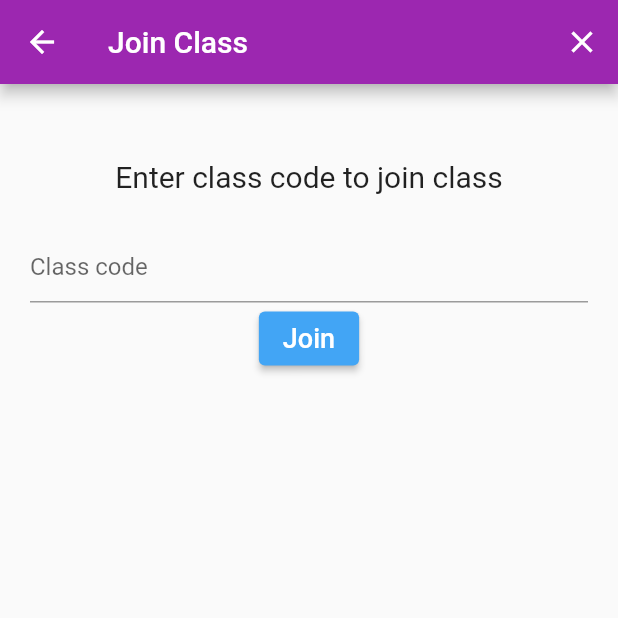
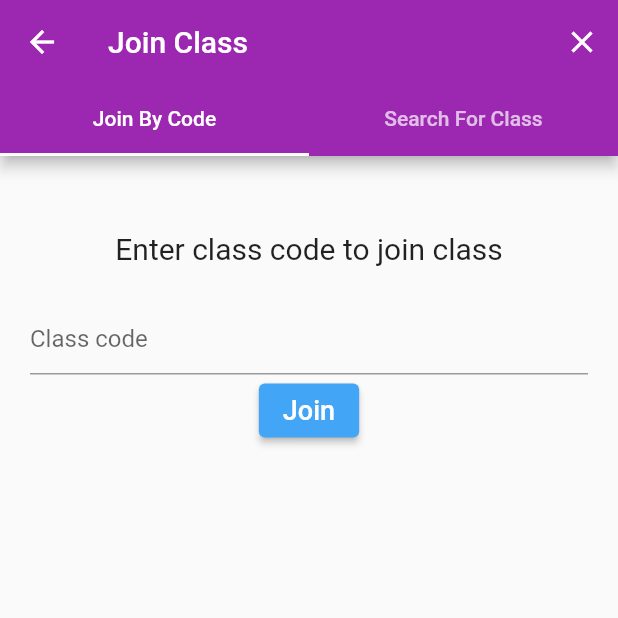
Before and after one commit to tcr123/flutter_learning_app, a Flutter app: the JoinClass screen opened directly, on a phone screen of 412 x 824 dp, the top half of it. Run offline on Flutter 3.47's test engine with Material 2 defaults, Android fonts, the phone set to English and light mode, and no system bars; our stand-ins replace avatar_glow, cloud_firestore, firebase_auth, firebase_core, flutter_spinkit, speech_to_text; accounts and stored records are empty.

Commit message:
eleventh commit

```diff
--- a/lib/database/class_data.dart
+++ b/lib/database/class_data.dart
@@ -7,8 +7,8 @@ class ClassDataBaseService {
   final CollectionReference classCollection =
       FirebaseFirestore.instance.collection("classes");
 
-  Future<void> updateClassData(
-      String class_name, String class_code, String subject, String lecture_name, String user_id) async {
+  Future<void> updateClassData(String class_name, String class_code,
+      String subject, String lecture_name, String user_id) async {
     return await classCollection.doc().set({
       'class name': class_name,
       'class code': class_code,
@@ -21,12 +21,40 @@ class ClassDataBaseService {
   List<ClassModel> _classListFromSnapshot(QuerySnapshot snapshot) {
     return snapshot.docs.map((doc) {
       return ClassModel(
-          class_name: (doc.data() as dynamic)['class name'] ?? '',
-          class_code: (doc.data() as dynamic)['class code'] ?? '',
-          subject: (doc.data() as dynamic)['subject'] ?? '',
-          lecture_name: (doc.data() as dynamic)['lecture name'] ?? '',
-          user_id: (doc.data() as dynamic)['user id'] ?? '');
+        class_name: (doc.data() as dynamic)['class name'] ?? '',
+        class_code: (doc.data() as dynamic)['class code'] ?? '',
+        subject: (doc.data() as dynamic)['subject'] ?? '',
+        lecture_name: (doc.data() as dynamic)['lecture name'] ?? '',
+        uid: (doc.data() as dynamic)['user id'] ?? '',
+      );
     }).toList();
+  }
+
+  // return id of class for update data
+  String returnIdOfClass(QuerySnapshot snapshot, String class_code) {
+    return snapshot.docs
+        .where((element) =>
+            (element.data() as dynamic)['class code'] == class_code)
+        .first.id;
+  }
+
+  // return class model by code
+  ClassModel returnClassModel(QuerySnapshot snapshot, String class_code) {
+    QueryDocumentSnapshot item = snapshot.docs
+        .where((element) =>
+            (element.data() as dynamic)['class code'] == class_code)
+        .first;
+    return ClassModel(
+        class_name: (item.data() as dynamic)['class name'] ?? '',
+        class_code: (item.data() as dynamic)['class code'] ?? '',
+        subject: (item.data() as dynamic)['subject'] ?? '',
+        lecture_name: (item.data() as dynamic)['lecture name'] ?? '',
+        uid: (item.data() as dynamic)['user id'] ?? '',
+      );
+  }
+
+  Stream<QuerySnapshot> get data {
+    return classCollection.snapshots();
   }
 
   Stream<List<ClassModel>> get classes {
--- a/lib/models/class_model.dart
+++ b/lib/models/class_model.dart
@@ -3,13 +3,13 @@ class ClassModel {
   final String class_code;
   final String subject;
   final String lecture_name;
-  final String user_id;
+  final String uid;
 
   ClassModel({
     required this.class_name,
     required this.class_code,
     required this.subject,
     required this.lecture_name,
-    required this.user_id,
+    required this.uid,
   });
 }
--- a/lib/pages/home/home_page.dart
+++ b/lib/pages/home/home_page.dart
@@ -118,7 +118,7 @@ class _HomePageState extends State<HomePage>
           children: [
             EnrolledList(),
             ClassList(),
-            Text("hi3"),
+            Text("hi"),
           ],
         ),
         floatingActionButtonLocation: FloatingActionButtonLocation.centerFloat,
--- a/lib/pages/home/list/enrolled_tile.dart
+++ b/lib/pages/home/list/enrolled_tile.dart
@@ -16,7 +16,7 @@ class EnrolledTile extends StatelessWidget {
             ListTile(
               leading: CircleAvatar(
                 radius: 25,
-                backgroundColor: Colors.red[500],
+                backgroundColor: Colors.black,
               ),
               title: Text(enrolled.class_name),
               subtitle: Text("Subject: ${enrolled.subject}"),
--- a/lib/pages/join_class/join_class.dart
+++ b/lib/pages/join_class/join_class.dart
@@ -3,6 +3,7 @@ import 'package:demo/models/Id.dart';
 import 'package:flutter/material.dart';
 import 'package:provider/provider.dart';
 import 'package:demo/models/class_model.dart';
+import 'package:demo/pages/home/list/class_tile.dart';
 
 class JoinClass extends StatefulWidget {
   const JoinClass({Key? key}) : super(key: key);
@@ -11,11 +12,20 @@ class JoinClass extends StatefulWidget {
   _JoinClassState createState() => _JoinClassState();
 }
 
-class _JoinClassState extends State<JoinClass> {
+class _JoinClassState extends State<JoinClass>
+    with SingleTickerProviderStateMixin {
   String class_code = '';
   String class_name = '';
   String lecture_name = '';
   String subject = '';
+  late TabController _controller;
+  TextEditingController editingController = TextEditingController();
+
+  @override
+  void initState() {
+    super.initState();
+    _controller = TabController(length: 2, vsync: this, initialIndex: 0);
+  }
 
   @override
   Widget build(BuildContext context) {
@@ -24,6 +34,10 @@ class _JoinClassState extends State<JoinClass> {
     final classModel = Provider.of<List<ClassModel>?>(context);
 
     ClassModel result;
+    List<ClassModel> classList = [];
+    if (classModel != null) {
+      classList = classModel;
+    }
 
     return Scaffold(
         appBar: AppBar(
@@ -36,8 +50,20 @@ class _JoinClassState extends State<JoinClass> {
               },
             )
           ],
+          bottom: TabBar(
+            controller: _controller,
+            tabs: [
+              Tab(
+                text: "Join By Code",
               ),
-        body: Container(
+              Tab(
+                text: "Search For Class",
+              ),
+            ],
+          ),
+        ),
+        body: TabBarView(controller: _controller, children: [
+          Container(
             padding: EdgeInsets.symmetric(horizontal: 20, vertical: 50),
             child: Form(
               child: Column(
@@ -77,8 +103,8 @@ class _JoinClassState extends State<JoinClass> {
                           subject = result.subject;
                           lecture_name = result.lecture_name;
                           await EnrolledDataBaseService(uid: user.user_id)
-                            .updateEnrolledData(
-                                class_name, class_code, subject, lecture_name);
+                              .updateEnrolledData(class_name, class_code,
+                                  subject, lecture_name);
                         } catch (e) {
                           print(e.toString());
                         }
@@ -97,6 +123,39 @@ class _JoinClassState extends State<JoinClass> {
                 ],
               ),
             ),
-        ));
+          ),
+          Container(
+            child: Column(
+              children: <Widget>[
+                Padding(
+                  padding: const EdgeInsets.all(8.0),
+                  child: TextField(
+                    // just a demo for search bar
+                    onChanged: (value) {},
+                    controller: editingController,
+                    decoration: InputDecoration(
+                        labelText: "Search",
+                        hintText: "Search",
+                        prefixIcon: Icon(Icons.search),
+                        border: OutlineInputBorder(
+                            borderRadius:
+                                BorderRadius.all(Radius.circular(25.0)))),
+                  ),
+                ),
+                Expanded(
+                  child: ListView.builder(
+                    shrinkWrap: true,
+                    itemCount: classList.length,
+                    itemBuilder: (context, index) {
+                      return ClassTile(classes: classList[index]);
+                    },
+                  ),
+                ),
+              ],
+            ),
+          ),
+        ]
+      )
+    );
   }
 }
```
Also changed, not shown: lib/pages/class_page/class_page.dart (added, +88 -0 lines), lib/pages/home/list/book_list.dart (added, +46 -0 lines), lib/pages/home/list/class_list.dart (+13 -13 lines), lib/pages/home/list/class_tile.dart (+18 -3 lines), lib/pages/home/list/enrolled_list.dart (+11 -3 lines), lib/pages/home/list/book_tile.dart (added). Lines whose indentation alone changed are shown as unchanged.
